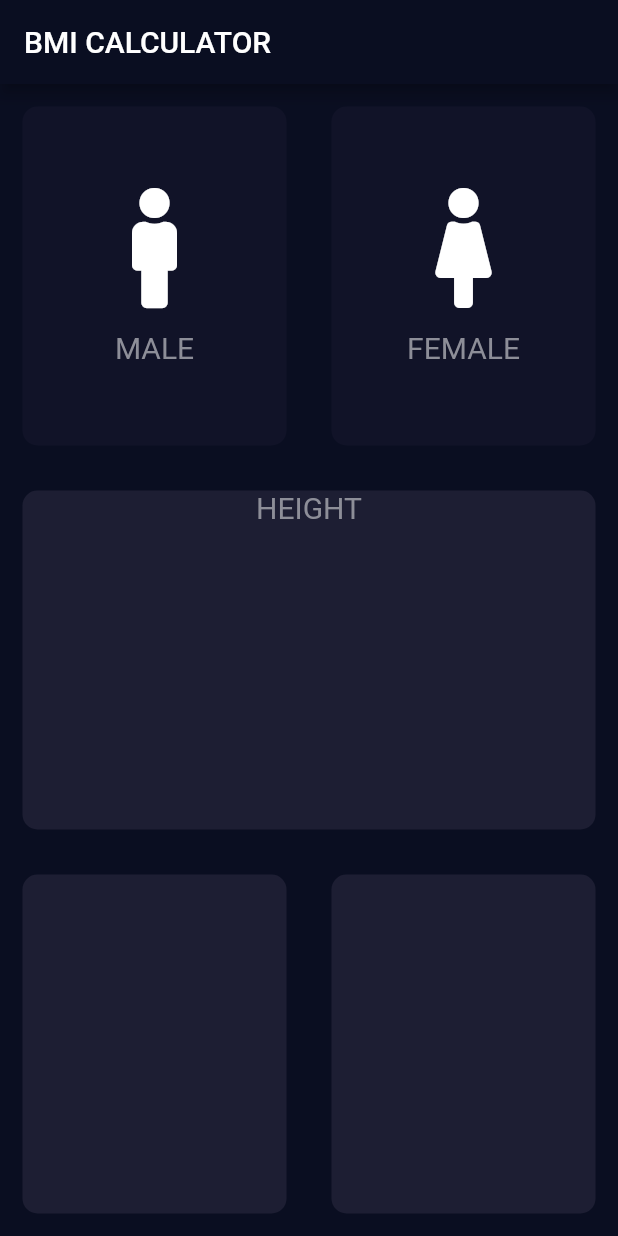
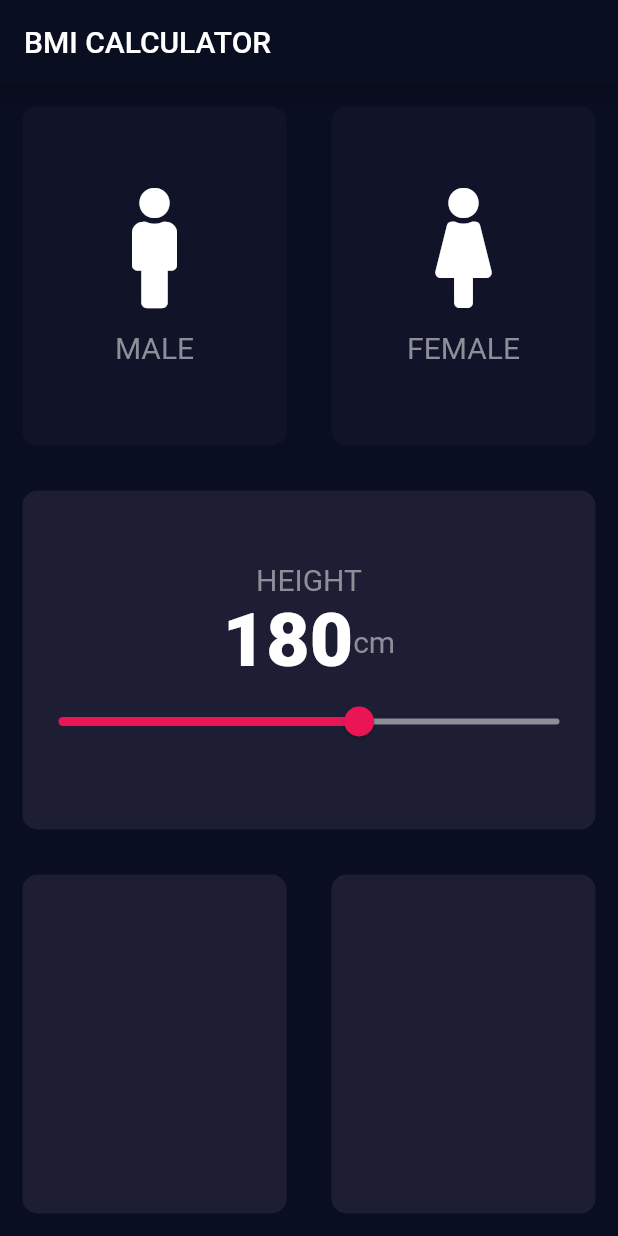
Before and after one commit to mohsinraza079/final_bmi_calculator, a Flutter app: the screen it shows after launch, on a phone screen of 412 x 824 dp. Run offline on Flutter 3.47's test engine with Material 2 defaults, Android fonts, the phone set to English and light mode, and no system bars; our stand-ins replace font_awesome_flutter.

Commit message:
Done Lecture 65 : Adding Slider

```diff
--- a/lib/constant_file.dart
+++ b/lib/constant_file.dart
@@ -7,3 +7,4 @@ const kLabelStyle = TextStyle(
 fontSize: 20.0,
 color: Color(0xFF8D8E98),
 );
+const kNumberStyle = TextStyle(fontSize: 50.0,fontWeight: FontWeight.w900);
--- a/lib/input_page.dart
+++ b/lib/input_page.dart
@@ -19,6 +19,7 @@ class InputPage extends StatefulWidget {
 
 class _InputPageState extends State<InputPage> {
   Gender selectGender;
+  int sliderHeight=180;
 
   @override
   Widget build(BuildContext context) {
@@ -71,8 +72,31 @@ class _InputPageState extends State<InputPage> {
             child: RepeatContainerCode(
               colors: Color(0xFF1D1E33),
               cardWidget: Column(
+                mainAxisAlignment: MainAxisAlignment.center,
                 children: [
+
                   Text('HEIGHT',style: kLabelStyle ,),
+                  Row (
+                    mainAxisAlignment: MainAxisAlignment.center,
+                    children: [
+                      Text(sliderHeight.toString(),style: kNumberStyle),
+                      Text('cm',style: kLabelStyle,),
+
+                    ],
+
+                  ),
+                  Slider(
+                    value: sliderHeight.toDouble(),
+                    min: 120,
+                    max: 220,
+                    activeColor: Color(0xFFEB1555),
+                    inactiveColor: Color(0xFF8D8E98),
+                    onChanged: (double newValue ){
+                      setState(() {
+                        sliderHeight = newValue.round();
+                      });
+                    },
+                  )
                 ],
               ),
             ),
```
